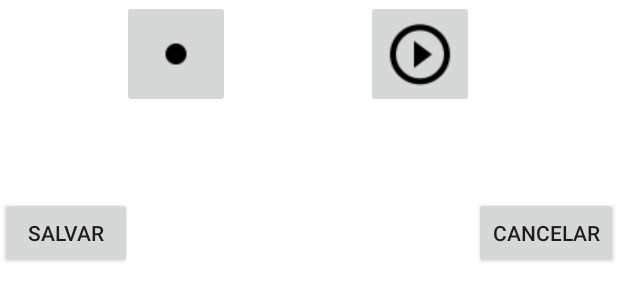
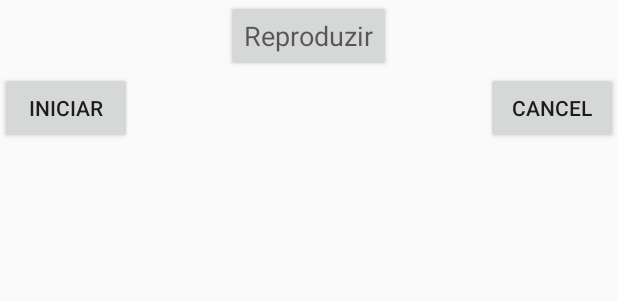
Before and after one commit to Rivanildo/MeuABC, an Android app: the layout activity_recorder.xml on its own in the app's theme, with its tools: preview values and no code run, on a phone screen of 412 x 824 dp. Shown: the top 301 px of the screen. Run offline under Robolectric (Android 15) with nearby library versions, the phone set to English and light mode, and no system bars.

Commit message:
Tive problemas, voltei atrás

```diff
--- a/MeuAbc/app/src/main/java/br/com/ufpb/rivanildo/meuabc/Main2Activity.java
+++ b/MeuAbc/app/src/main/java/br/com/ufpb/rivanildo/meuabc/Main2Activity.java
@@ -4,7 +4,10 @@ import android.app.Dialog;
 import android.content.Context;
 import android.content.Intent;
 import android.graphics.Typeface;
-
+import android.support.v4.app.Fragment;
+import android.support.v4.app.FragmentManager;
+import android.support.v4.app.FragmentStatePagerAdapter;
+import android.support.v4.view.ViewPager;
 import android.support.v7.app.AppCompatActivity;
 import android.os.Bundle;
 import android.view.LayoutInflater;
@@ -16,6 +19,7 @@ import android.view.WindowManager;
 import android.widget.Toast;
 
 import com.github.clans.fab.FloatingActionButton;
+import com.github.clans.fab.FloatingActionMenu;
 
 
 public class Main2Activity extends AppCompatActivity {
--- a/MeuAbc/app/src/main/res/layout/activity_recorder.xml
+++ b/MeuAbc/app/src/main/res/layout/activity_recorder.xml
@@ -1,45 +1,40 @@
 <?xml version="1.0" encoding="utf-8"?>
-<RelativeLayout
+<LinearLayout
     xmlns:android="http://schemas.android.com/apk/res/android"
     xmlns:tools="http://schemas.android.com/tools"
     android:orientation="vertical"
-    android:background="#ffffff"
     android:layout_width="match_parent"
     android:layout_height="match_parent"
     tools:context=".Main2Activity">
 
 
-    <ImageButton
-        android:layout_width="72dp"
-        android:layout_height="72dp"
-        android:id="@+id/gravar"
-        android:src="@drawable/record"
-        android:layout_alignParentTop="true"
-        android:layout_alignParentStart="true"
-        android:layout_marginStart="81dp" />
-
-    <ImageButton
-        android:layout_width="72dp"
-        android:layout_height="72dp"
-        android:src="@drawable/play3"
-        android:id="@+id/reproduzir"
-        android:layout_alignParentTop="true"
-        android:layout_toStartOf="@+id/button2" />
 
     <Button
         android:layout_width="wrap_content"
         android:layout_height="wrap_content"
-        android:text="Salvar"
-        android:id="@+id/button"
-        android:layout_below="@+id/gravar"
-        android:layout_alignParentStart="true"
-        android:layout_marginTop="59dp" />
+        android:textAppearance="?android:attr/textAppearanceMedium"
+        android:text="Reproduzir"
+        android:id="@+id/bt_reproduzir"
+        android:layout_gravity="center_horizontal" />
 
-    <Button
-        android:layout_width="wrap_content"
-        android:layout_height="wrap_content"
-        android:text="Cancelar"
-        android:id="@+id/button2"
-        android:layout_alignTop="@+id/button"
-        android:layout_alignParentEnd="true" />
-</RelativeLayout>
+    <RelativeLayout
+        android:orientation="horizontal"
+        android:layout_width="match_parent"
+        android:layout_height="wrap_content">
+
+        <Button
+            android:layout_width="wrap_content"
+            android:layout_height="wrap_content"
+            android:text="Iniciar"
+            android:id="@+id/bt_gravar" />
+
+        <Button
+            android:layout_width="wrap_content"
+            android:layout_height="wrap_content"
+            android:text="Cancel"
+            android:id="@+id/bt_cancelar"
+            android:layout_alignParentTop="true"
+            android:layout_alignParentEnd="true" />
+    </RelativeLayout>
+
+</LinearLayout>
```
Also changed, not shown: MeuAbc/app/src/main/java/br/com/ufpb/rivanildo/meuabc/VoiceRecorder.java (line endings or trailing spaces), MeuAbc/app/src/main/res/drawable/play.png (added), MeuAbc/app/src/main/res/drawable/record.png.
